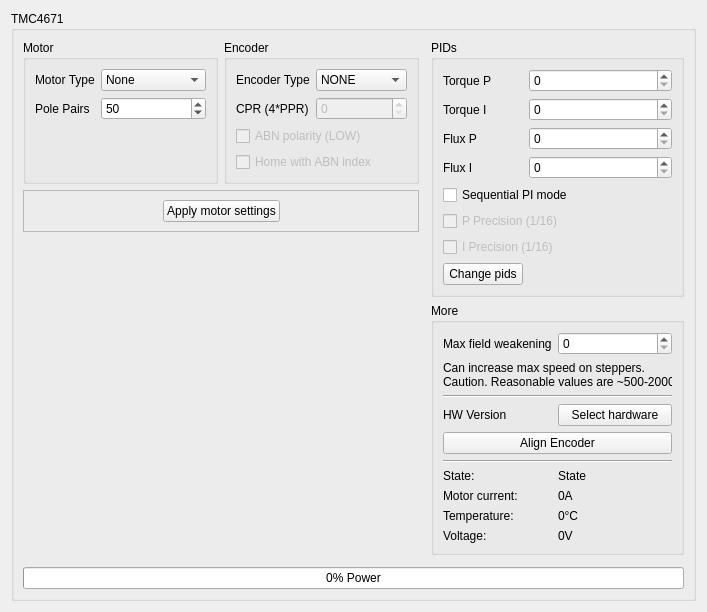
The window that res/tmc4671_ui.ui (Ultrawipf/OpenFFBoard-configurator) describes before a commit, drawn with Qt 5.
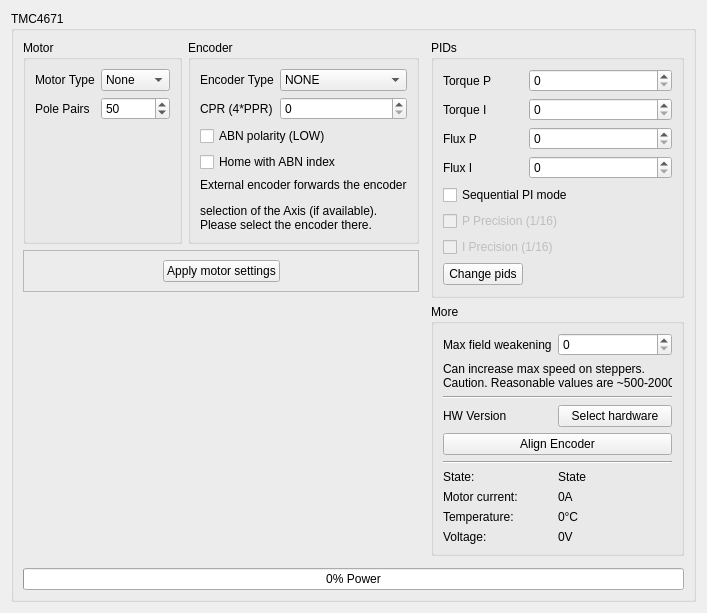
The same window after the commit. Custom widgets are drawn as their Qt base class.

Commit message: Added external encoder notice

The edit to the form file:
```diff
--- a/res/tmc4671_ui.ui
+++ b/res/tmc4671_ui.ui
@@ -7,7 +7,7 @@
     <x>0</x>
     <y>0</y>
     <width>707</width>
-    <height>572</height>
+    <height>612</height>
    </rect>
   </property>
   <property name="windowTitle">
@@ -195,7 +195,7 @@
          <item row="1" column="1">
           <widget class="QSpinBox" name="spinBox_cpr">
            <property name="enabled">
-            <bool>false</bool>
+            <bool>true</bool>
            </property>
            <property name="toolTip">
             <string>&lt;html&gt;&lt;head/&gt;&lt;body&gt;&lt;p&gt;Encoder resolution after quadrature (4 * PPR = CPR)&lt;/p&gt;&lt;/body&gt;&lt;/html&gt;</string>
@@ -205,23 +205,33 @@
            </property>
           </widget>
          </item>
+         <item row="2" column="0" colspan="2">
+          <widget class="QCheckBox" name="checkBox_abnpol">
+           <property name="enabled">
+            <bool>true</bool>
+           </property>
+           <property name="text">
+            <string>ABN polarity (LOW)</string>
+           </property>
+          </widget>
+         </item>
          <item row="3" column="0" colspan="2">
           <widget class="QCheckBox" name="checkBox_abnIndex">
            <property name="enabled">
-            <bool>false</bool>
+            <bool>true</bool>
            </property>
            <property name="text">
             <string>Home with ABN index</string>
            </property>
           </widget>
          </item>
-         <item row="2" column="0" colspan="2">
-          <widget class="QCheckBox" name="checkBox_abnpol">
+         <item row="4" column="0" colspan="2">
+          <widget class="QLabel" name="label_encoder_notice">
            <property name="enabled">
-            <bool>false</bool>
+            <bool>true</bool>
            </property>
            <property name="text">
-            <string>ABN polarity (LOW)</string>
+            <string>&lt;html&gt;&lt;head/&gt;&lt;body&gt;&lt;p&gt;External encoder forwards the encoder&lt;/p&gt;&lt;p&gt;selection of the Axis (if available).&lt;br/&gt;Please select the encoder there.&lt;/p&gt;&lt;/body&gt;&lt;/html&gt;</string>
            </property>
           </widget>
          </item>
```
Left out of the diff: 2 changed lines with no effect on the pictures. The commit also changes 1 other file.
